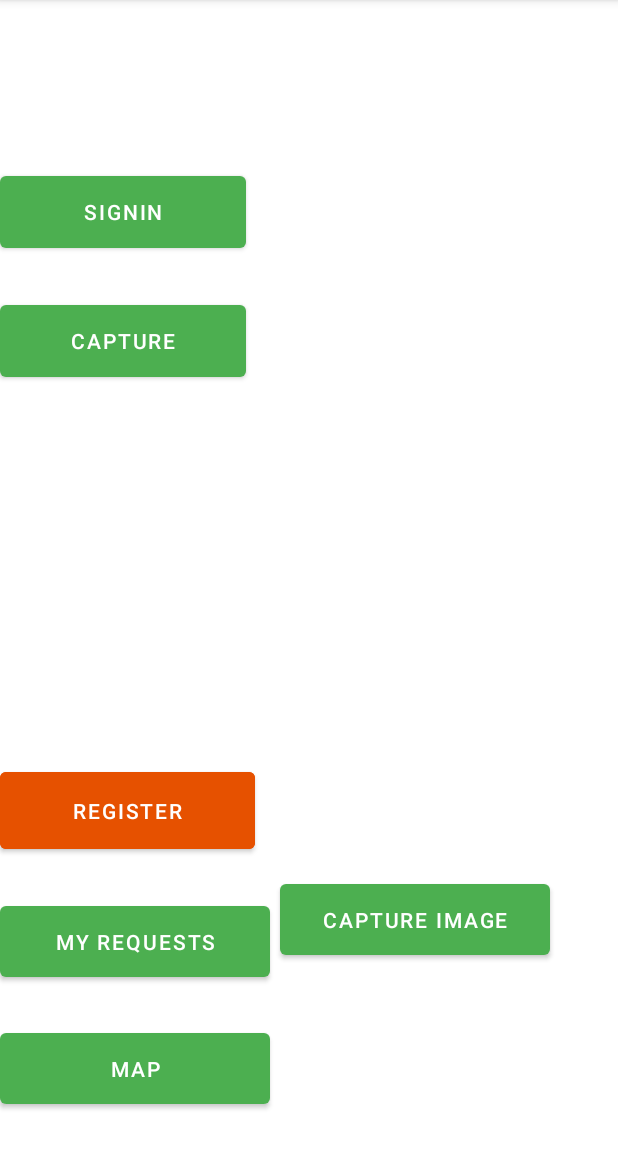
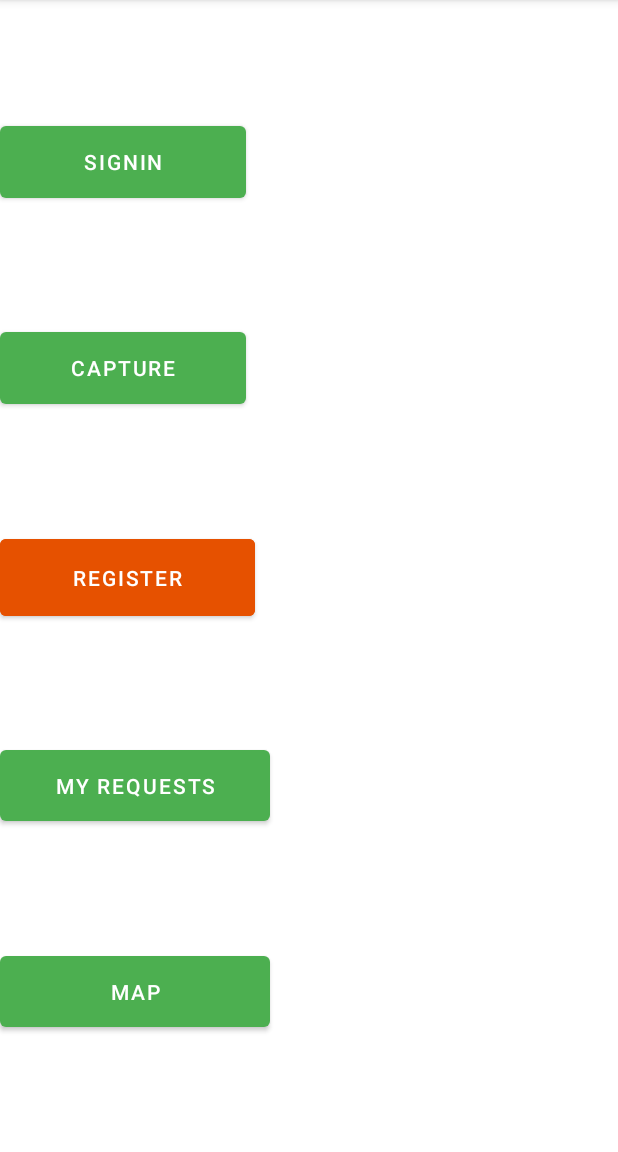
Before and after one commit to shayanmalinda/Effective-identification-of-Nitrogen-Fertilizer-demand-for-Paddy-Cultivation-using-UAVs, an Android app: the screen it shows after launch (HomeActivity), on a phone screen of 412 x 824 dp, the part 84-1236 px from its top. Run offline under Robolectric (Android 15) with nearby library versions, the phone set to English and light mode, and no system bars.

Commit message:
Image upload with flask

```diff
--- a/Android/app/src/main/java/com/example/smart_rice_care/HomeActivity.java
+++ b/Android/app/src/main/java/com/example/smart_rice_care/HomeActivity.java
@@ -1,68 +1,16 @@
 package com.example.smart_rice_care;
 
-import static org.opencv.imgcodecs.Imgcodecs.IMREAD_UNCHANGED;
-import static org.opencv.imgcodecs.Imgcodecs.imdecode;
-
-import androidx.annotation.NonNull;
-import androidx.annotation.RequiresApi;
 import androidx.appcompat.app.AppCompatActivity;
 
 import android.content.Intent;
-import android.graphics.Bitmap;
-import android.graphics.BitmapFactory;
-import android.graphics.Matrix;
-import android.media.Image;
-import android.net.Uri;
-import android.os.Build;
+
 import android.os.Bundle;
-import android.os.FileUtils;
-import android.util.Base64;
 import android.widget.Button;
-import android.view.View;
-import android.widget.ImageView;
-import android.widget.Toast;
 
-import com.google.android.gms.common.util.IOUtils;
-import com.squareup.okhttp.Headers;
-import com.squareup.okhttp.MultipartBuilder;
-import com.squareup.okhttp.ResponseBody;
-
-import java.io.BufferedInputStream;
-import java.io.ByteArrayOutputStream;
-import java.io.File;
-import java.io.FileDescriptor;
-import java.io.FileInputStream;
-import java.io.FileNotFoundException;
-import java.io.FileOutputStream;
-import java.io.IOException;
-import java.io.InputStream;
-import java.io.OutputStream;
-
-import okhttp3.Call;
-import okhttp3.Callback;
-import okhttp3.FormBody;
-import okhttp3.MediaType;
-import okhttp3.MultipartBody;
-import okhttp3.MultipartReader;
-import okhttp3.OkHttpClient;
-import okhttp3.Request;
-import okhttp3.RequestBody;
-import okhttp3.Response;
-
-import org.json.JSONException;
-import org.json.JSONObject;
-import org.opencv.android.OpenCVLoader;
-import org.opencv.android.Utils;
-import org.opencv.core.CvType;
-import org.opencv.core.Mat;
-import org.opencv.core.MatOfByte;
-import org.opencv.imgcodecs.Imgcodecs;
-import org.opencv.imgproc.Imgproc;
 
 public class HomeActivity extends AppCompatActivity {
 
     Button btn_signin,btn_signup,btn_map,btn_myrequests,btn_capture;
-    ImageView imageView;
 
     @Override
     protected void onCreate(Bundle savedInstanceState) {
@@ -73,7 +21,6 @@ public class HomeActivity extends AppCompatActivity {
         btn_map = findViewById(R.id.button_map);
         btn_myrequests = findViewById(R.id.button_myrequests);
         btn_capture=findViewById(R.id.button_capture);
-        imageView = findViewById(R.id.imageView1);
 
         btn_signin.setOnClickListener(
                 v -> {
@@ -110,69 +57,11 @@ public class HomeActivity extends AppCompatActivity {
                 }
         );
 
-        String filepath = "IMG_20210721_100346.jpg";
-        InputStream inputStream=null;
-        try {
-            inputStream=getResources().getAssets().open(filepath);
-
-            byte[] bytes;
-            byte[] buffer = new byte[8192];
-            int bytesRead;
-            ByteArrayOutputStream output = new ByteArrayOutputStream();
-
-            File file = new File(getCacheDir(), "paddyimage.jpg");//
-            OutputStream outputStream = new FileOutputStream(file);//
-            try {
-                while ((bytesRead = inputStream.read(buffer)) != -1) {
-                    output.write(buffer, 0, bytesRead);
-                    outputStream.write(buffer, 0, bytesRead);//
+        btn_capture.setOnClickListener(
+                v -> {
+                    Intent i=new Intent(HomeActivity.this,UploadImageActivity.class);
+                    startActivity(i);
                 }
-                outputStream.flush();
-            }
-            catch (IOException e) {
-                e.printStackTrace();
-            }
-
-            bytes = output.toByteArray();
-
-            String encodedString = Base64.encodeToString(bytes, Base64.DEFAULT);
-            JSONObject jsonObject=new JSONObject();
-            jsonObject.put("imagebytes",file);
-            //System.out.println("Outside : "+encodedString);
-            inputStream.close();
-
-            OkHttpClient client=new OkHttpClient().newBuilder().build();
-
-            RequestBody formBody=new FormBody.Builder().add("imagebytes",jsonObject.toString()).build();//jsonObject.toString()
-            //RequestBody formBody=new FormBody.Builder().add("imagebytes",RequestBody.create(file,MediaType.parse("image/jpeg"))).build();
-
-           /* RequestBody formBody = new MultipartBody.Builder().setType(MultipartBody.FORM)
-                    .addFormDataPart("imagebytes","imagebytes", RequestBody.create(file,MediaType.parse("image/jpeg"))).build();
-*/
-
-
-            Request request=new Request.Builder().url("http://192.168.1.3:5000/image").post(formBody).build();
-            client.newCall(request).enqueue(new Callback() {
-                @Override
-                public void onFailure(@NonNull Call call, @NonNull IOException e) {
-                   // Toast.makeText(HomeActivity.this,"failed !!!",Toast.LENGTH_LONG);
-                }
-
-                @Override
-                public void onResponse(@NonNull Call call, @NonNull Response response) throws IOException {
-                    //Toast.makeText(HomeActivity.this,"Success--!",Toast.LENGTH_LONG);
-                    btn_capture.setText(response.body().string());
-                }
-            });
-            btn_capture.setOnClickListener(
-                    v -> {
-
-                        //request
-
-                    }
-            );
-        } catch (IOException | JSONException e) {
-            e.printStackTrace();
-        }
+        );
     }
 }
--- a/Android/app/src/main/res/layout/activity_home.xml
+++ b/Android/app/src/main/res/layout/activity_home.xml
@@ -12,7 +12,7 @@
         android:layout_height="60dp"
         android:text="@string/signin"
         app:layout_constraintLeft_toLeftOf="parent"
-        app:layout_constraintBottom_toTopOf="@+id/imageView1"
+        app:layout_constraintBottom_toTopOf="@+id/button_capture"
         app:layout_constraintTop_toTopOf="parent" />
 
     <Button
@@ -20,18 +20,8 @@
         android:layout_width="164dp"
         android:layout_height="60dp"
         app:layout_constraintTop_toBottomOf="@id/button_signin"
-        app:layout_constraintBottom_toTopOf="@+id/imageView1"
+        app:layout_constraintBottom_toTopOf="@+id/button_signup"
         android:text="capture"
-        app:layout_constraintLeft_toLeftOf="parent"
-        />
-
-
-    <ImageView
-        android:id="@+id/imageView1"
-        android:layout_width="300dp"
-        android:layout_height="200dp"
-        app:layout_constraintTop_toBottomOf="@id/button_capture"
-        app:layout_constraintBottom_toTopOf="@id/button_signup"
         app:layout_constraintLeft_toLeftOf="parent"
         />
 
@@ -39,7 +29,7 @@
         android:id="@+id/button_signup"
         android:layout_width="170dp"
         android:layout_height="63dp"
-        app:layout_constraintTop_toBottomOf="@id/imageView1"
+        app:layout_constraintTop_toBottomOf="@id/button_capture"
         app:layout_constraintBottom_toTopOf="@+id/button_myrequests"
         android:text="@string/register"
         android:backgroundTint="@color/orange_900"
@@ -63,19 +53,5 @@
         app:layout_constraintTop_toBottomOf="@+id/button_myrequests"
         app:layout_constraintLeft_toLeftOf="parent"/>
 
-    <Button
-        android:id="@+id/bt_capture_image"
-        android:layout_width="180dp"
-        android:layout_height="59dp"
-        android:layout_marginStart="141dp"
-        android:layout_marginLeft="141dp"
-        android:layout_marginTop="8dp"
-        android:layout_marginRight="90dp"
-        android:layout_marginBottom="207dp"
-        android:text="@string/capture_image"
-        app:layout_constraintBottom_toBottomOf="parent"
-        app:layout_constraintEnd_toEndOf="parent"
-        app:layout_constraintStart_toStartOf="parent"
-        app:layout_constraintTop_toBottomOf="@+id/button_myrequests" />
 
 </androidx.constraintlayout.widget.ConstraintLayout>
```
Also changed, not shown: Android/app/src/main/AndroidManifest.xml (+11 -7 lines), Android/app/src/main/java/com/example/smart_rice_care/UploadImageActivity.java (added, +93 -0 lines), Android/app/src/main/res/layout/activity_upload_image.xml (added, +9 -0 lines), 1 other file.
